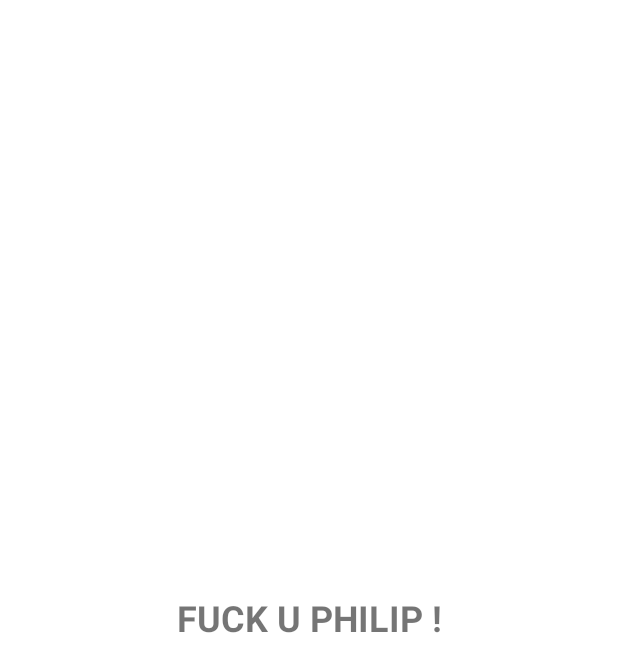
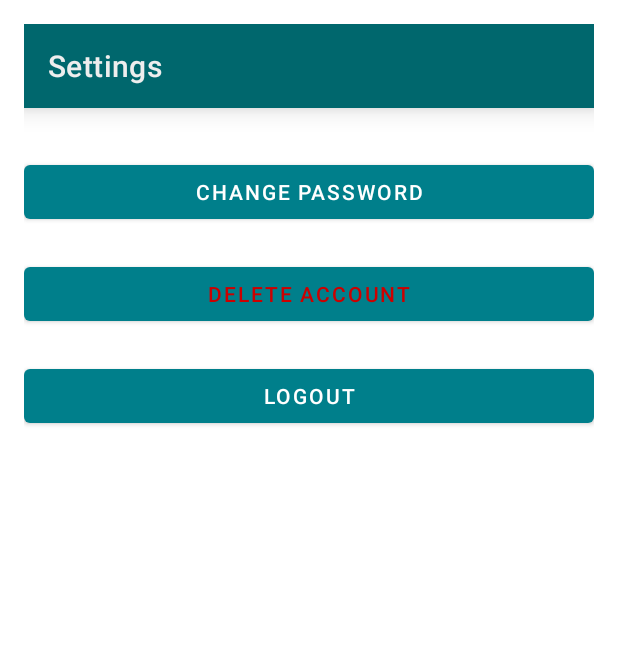
Before and after one commit to Olibirds69/DAISY_FINAL, an Android app: the SettingActivity screen opened directly, with no data from a screen before it, on a phone screen of 412 x 824 dp. Shown: the top 672 px of the screen. Run offline under Robolectric (Android 15) with nearby library versions, the phone set to English and light mode, and no system bars; Roboto replaces fonts that are not available here.

Commit message:
setting(Temp)

```diff
--- a/app/src/main/java/com/example/daisy/EditProfileActivity.kt
+++ b/app/src/main/java/com/example/daisy/EditProfileActivity.kt
@@ -138,4 +138,9 @@ class EditProfileActivity : AppCompatActivity() {
             Toast.makeText(this, "Failed to upload image", Toast.LENGTH_SHORT).show()
         }
     }
+
+    override fun onSupportNavigateUp(): Boolean {
+        onBackPressed() // Handle toolbar back button
+        return true
+    }
 }
--- a/app/src/main/java/com/example/daisy/SettingActivity.kt
+++ b/app/src/main/java/com/example/daisy/SettingActivity.kt
@@ -1,20 +1,83 @@
 package com.example.daisy
 
+import android.content.Intent
+import android.content.SharedPreferences
 import android.os.Bundle
-import androidx.activity.enableEdgeToEdge
+import android.widget.Button
+import android.widget.Switch
+import android.widget.Toast
+import androidx.appcompat.app.AlertDialog
 import androidx.appcompat.app.AppCompatActivity
-import androidx.core.view.ViewCompat
-import androidx.core.view.WindowInsetsCompat
+import androidx.appcompat.app.AppCompatDelegate
+import androidx.appcompat.widget.Toolbar
 
 class SettingActivity : AppCompatActivity() {
+
+    private lateinit var toolbar: Toolbar
+    private lateinit var btnChangePassword: Button
+    private lateinit var btnDeleteAccount: Button
+    private lateinit var btnLogout: Button
+
+    private lateinit var sharedPreferences: SharedPreferences
+
     override fun onCreate(savedInstanceState: Bundle?) {
         super.onCreate(savedInstanceState)
-        enableEdgeToEdge()
         setContentView(R.layout.activity_setting)
-        ViewCompat.setOnApplyWindowInsetsListener(findViewById(R.id.main)) { v, insets ->
-            val systemBars = insets.getInsets(WindowInsetsCompat.Type.systemBars())
-            v.setPadding(systemBars.left, systemBars.top, systemBars.right, systemBars.bottom)
-            insets
+
+        // Initialize views
+        toolbar = findViewById(R.id.toolbar)
+        setSupportActionBar(toolbar)
+
+        btnChangePassword = findViewById(R.id.btn_change_password)
+        btnDeleteAccount = findViewById(R.id.delete_account)
+        btnLogout = findViewById(R.id.logout)
+
+        // Initialize SharedPreferences
+        sharedPreferences = getSharedPreferences("settings", MODE_PRIVATE)
+
+    }
+
+    private fun setListeners() {
+
+        // Change password
+        btnChangePassword.setOnClickListener {
+            Toast.makeText(this, "Change Password Clicked", Toast.LENGTH_SHORT).show()
+        }
+
+        // Delete account
+        btnDeleteAccount.setOnClickListener {
+            showDeleteAccountConfirmation()
+        }
+
+        // Logout
+        btnLogout.setOnClickListener {
+            logout()
+        }
+    }
+
+    private fun showDeleteAccountConfirmation() {
+        val builder = AlertDialog.Builder(this)
+        builder.setTitle("Delete Account")
+        builder.setMessage("Are you sure you want to delete your account?")
+        builder.setPositiveButton("Yes") { _, _ ->
+            Toast.makeText(this, "Account Deleted", Toast.LENGTH_SHORT).show()
+        }
+        builder.setNegativeButton("No") { dialog, _ ->
+            dialog.dismiss()
+        }
+        builder.create().show()
+    }
+
+    private fun logout() {
+        try {
+            Toast.makeText(this, "Logged Out", Toast.LENGTH_SHORT).show()
+            val intent = Intent(this, LoginActivity::class.java)
+            intent.flags = Intent.FLAG_ACTIVITY_NEW_TASK or Intent.FLAG_ACTIVITY_CLEAR_TASK
+            startActivity(intent)
+            finish()
+        } catch (e: Exception) {
+            e.printStackTrace()
+            Toast.makeText(this, "Error logging out: ${e.message}", Toast.LENGTH_LONG).show()
         }
     }
 }
--- a/app/src/main/res/layout/activity_setting.xml
+++ b/app/src/main/res/layout/activity_setting.xml
@@ -1,19 +1,61 @@
 <?xml version="1.0" encoding="utf-8"?>
-<androidx.constraintlayout.widget.ConstraintLayout xmlns:android="http://schemas.android.com/apk/res/android"
+<androidx.constraintlayout.widget.ConstraintLayout
+    xmlns:android="http://schemas.android.com/apk/res/android"
     xmlns:app="http://schemas.android.com/apk/res-auto"
     xmlns:tools="http://schemas.android.com/tools"
     android:id="@+id/main"
     android:layout_width="match_parent"
     android:layout_height="match_parent"
-    tools:context=".SettingActivity">
+    android:padding="16dp"
+    tools:context=".SettingActivity"
+    tools:ignore="MissingClass">
 
-    <TextView
-        android:id="@+id/stting"
+    <!-- Toolbar -->
+    <androidx.appcompat.widget.Toolbar
+        android:id="@+id/toolbar"
         android:layout_width="match_parent"
-        android:layout_height="match_parent"
-        android:text="FUCK U PHILIP !"
-        android:textStyle="bold"
-        android:textSize="24sp"
-        android:gravity="center"/>
+        android:layout_height="?attr/actionBarSize"
+        android:background="@color/mp_color_primary_dark"
+        android:elevation="10dp"
+        android:theme="?attr/actionBarTheme"
+        app:titleTextColor="@color/bottom_sheet_background"
+        app:title="Settings"
+        app:layout_constraintTop_toTopOf="parent"
+        app:layout_constraintStart_toStartOf="parent"
+        app:layout_constraintEnd_toEndOf="parent" />
+
+    <!-- Change Password Button -->
+    <Button
+        android:id="@+id/btn_change_password"
+        android:layout_width="match_parent"
+        android:layout_height="wrap_content"
+        android:text="Change Password"
+        android:layout_marginTop="32dp"
+        app:layout_constraintTop_toBottomOf="@id/toolbar"
+        app:layout_constraintStart_toStartOf="parent"
+        app:layout_constraintEnd_toEndOf="parent" />
+
+    <!-- Delete Account Button -->
+    <Button
+        android:id="@+id/delete_account"
+        android:layout_width="0dp"
+        android:layout_height="wrap_content"
+        android:layout_marginTop="20dp"
+        android:text="Delete Account"
+        android:textColor="@android:color/holo_red_dark"
+        app:layout_constraintEnd_toEndOf="parent"
+        app:layout_constraintStart_toStartOf="parent"
+        app:layout_constraintTop_toBottomOf="@id/btn_change_password" />
+
+    <!-- Logout Button -->
+    <Button
+        android:id="@+id/logout"
+        android:layout_width="0dp"
+        android:layout_height="wrap_content"
+        android:text="Logout"
+        android:layout_marginTop="20dp"
+        app:layout_constraintTop_toBottomOf="@id/delete_account"
+        app:layout_constraintStart_toStartOf="parent"
+        app:layout_constraintEnd_toEndOf="parent" />
 
 </androidx.constraintlayout.widget.ConstraintLayout>
--- a/gradle/libs.versions.toml
+++ b/gradle/libs.versions.toml
@@ -1,5 +1,5 @@
 [versions]
-agp = "8.7.3"
+agp = "8.8.0"
 androidxJunit = "1.1.3"
 appcompatVersion = "1.4.0"
 cameraxVersion = "1.2.0-alpha02"
```
Also changed, not shown: app/src/main/AndroidManifest.xml (+5 -2 lines), app/src/main/res/drawable/ic_dark_mode.xml (added, +12 -0 lines), app/src/main/res/drawable/ic_notifications.xml (added, +15 -0 lines), app/src/main/res/values/colors.xml (+9 -0 lines), app/src/main/res/values/styles.xml (+14 -0 lines), gradle/wrapper/gradle-wrapper.properties.
